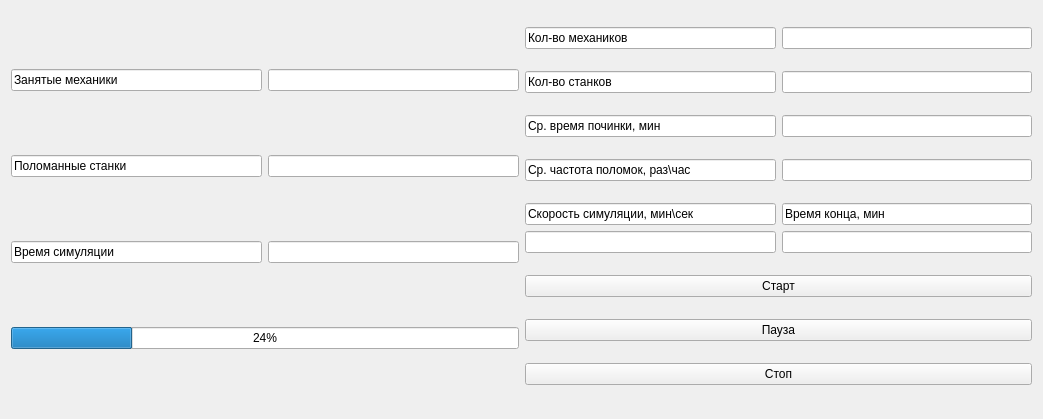
Above: GUI/mainwindow.ui from ViktorKovalev3/OOP-CourseWork before the change. Below: the same form after it.
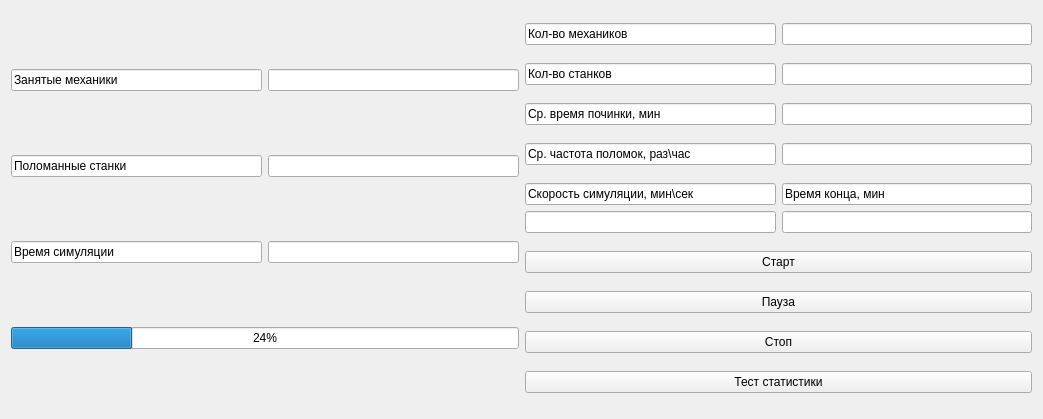
That is the form after the change.

Commit message: Add statistic gui + nano fixes

```diff
--- a/GUI/mainwindow.ui
+++ b/GUI/mainwindow.ui
@@ -275,6 +275,13 @@
         </property>
        </widget>
       </item>
+      <item>
+       <widget class="QPushButton" name="pushButton">
+        <property name="text">
+         <string>Тест статистики</string>
+        </property>
+       </widget>
+      </item>
      </layout>
     </item>
    </layout>
```
Left out of the diff: 7 changed lines with no effect on the pictures. The commit also changes 6 other files.
